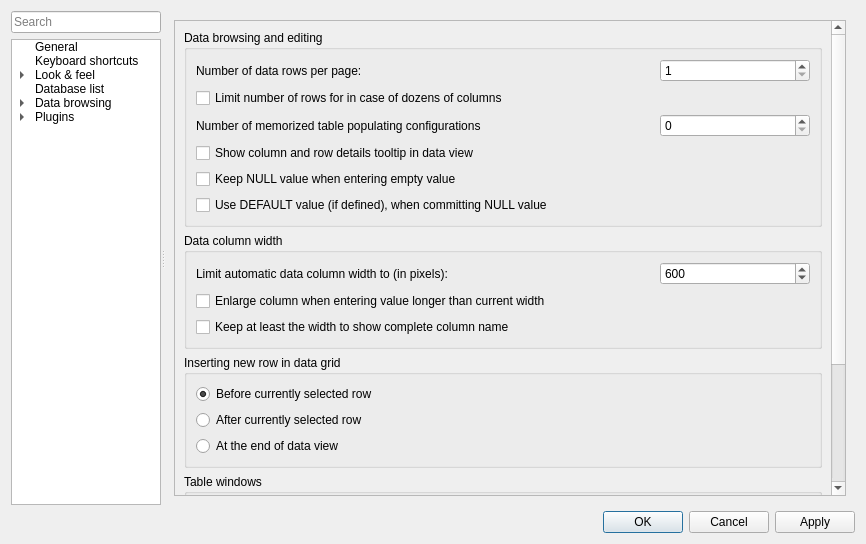
pawelsalawa/sqlitestudio, file SQLiteStudio3/guiSQLiteStudio/dialogs/configdialog.ui: the form before one commit.
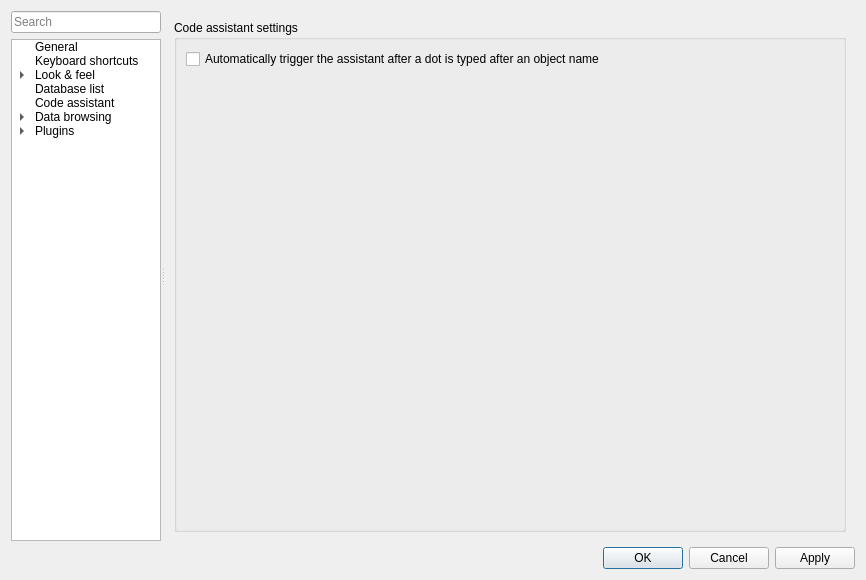
The form after the commit. Icons and pictures are not drawn. Custom widgets are drawn as their Qt base class.

Commit message: #4065 Code Snippets - define in dedicated window, use it from the code assistant (hit the assistant hotkey twice).

```diff
--- a/SQLiteStudio3/guiSQLiteStudio/dialogs/configdialog.ui
+++ b/SQLiteStudio3/guiSQLiteStudio/dialogs/configdialog.ui
@@ -7,7 +7,7 @@
     <x>0</x>
     <y>0</y>
     <width>866</width>
-    <height>539</height>
+    <height>580</height>
    </rect>
   </property>
   <property name="windowTitle">
@@ -183,6 +183,18 @@
                <normaloff>:/icons/img/database_online.png</normaloff>:/icons/img/database_online.png</iconset>
              </property>
             </item>
+            <item>
+             <property name="text">
+              <string>Code assistant</string>
+             </property>
+             <property name="statusTip">
+              <string notr="true">codeAssistantPage</string>
+             </property>
+             <property name="icon">
+              <iconset resource="../icons.qrc">
+               <normaloff>:/icons/img/code_assistant.png</normaloff>:/icons/img/code_assistant.png</iconset>
+             </property>
+            </item>
             <item>
              <property name="text">
               <string>Data browsing</string>
@@ -239,7 +251,7 @@
           </sizepolicy>
          </property>
          <property name="currentIndex">
-          <number>1</number>
+          <number>11</number>
          </property>
          <widget class="QWidget" name="databaseListPage">
           <layout class="QVBoxLayout" name="verticalLayout_36">
@@ -418,7 +430,7 @@
                 <x>0</x>
                 <y>0</y>
                 <width>660</width>
-                <height>630</height>
+                <height>690</height>
                </rect>
               </property>
               <layout class="QVBoxLayout" name="verticalLayout_34">
@@ -2152,6 +2164,45 @@
            </item>
           </layout>
          </widget>
+         <widget class="QWidget" name="codeAssistantPage">
+          <layout class="QGridLayout" name="gridLayout_10">
+           <item row="0" column="0">
+            <widget class="QGroupBox" name="codeAssistantGroup">
+             <property name="title">
+              <string>Code assistant settings</string>
+             </property>
+             <layout class="QGridLayout" name="gridLayout_14">
+              <item row="0" column="0">
+               <widget class="QCheckBox" name="autoTriggerAssistantCheck">
+                <property name="toolTip">
+                 <string>&lt;html&gt;&lt;head/&gt;&lt;body&gt;&lt;p&gt;If this option is enabled, the code assistant will be triggered in cases, when user types for example &lt;span style=&quot; font-weight:700;&quot;&gt;tableName.&lt;/span&gt; to propose columns of the table. If the option is disabled, user will have to hit the assistant hotkey explicitly.&lt;/p&gt;&lt;/body&gt;&lt;/html&gt;</string>
+                </property>
+                <property name="text">
+                 <string>Automatically trigger the assistant after a dot is typed after an object name</string>
+                </property>
+                <property name="cfg" stdset="0">
+                 <string>CodeAssistant.AutoTrigger</string>
+                </property>
+               </widget>
+              </item>
+              <item row="1" column="0">
+               <spacer name="codeAssistantSpacer">
+                <property name="orientation">
+                 <enum>Qt::Vertical</enum>
+                </property>
+                <property name="sizeHint" stdset="0">
+                 <size>
+                  <width>20</width>
+                  <height>40</height>
+                 </size>
+                </property>
+               </spacer>
+              </item>
+             </layout>
+            </widget>
+           </item>
+          </layout>
+         </widget>
         </widget>
        </widget>
       </item>
```
Left out of the diff: 46 changed lines with no effect on the pictures. The commit also changes 39 other files.
